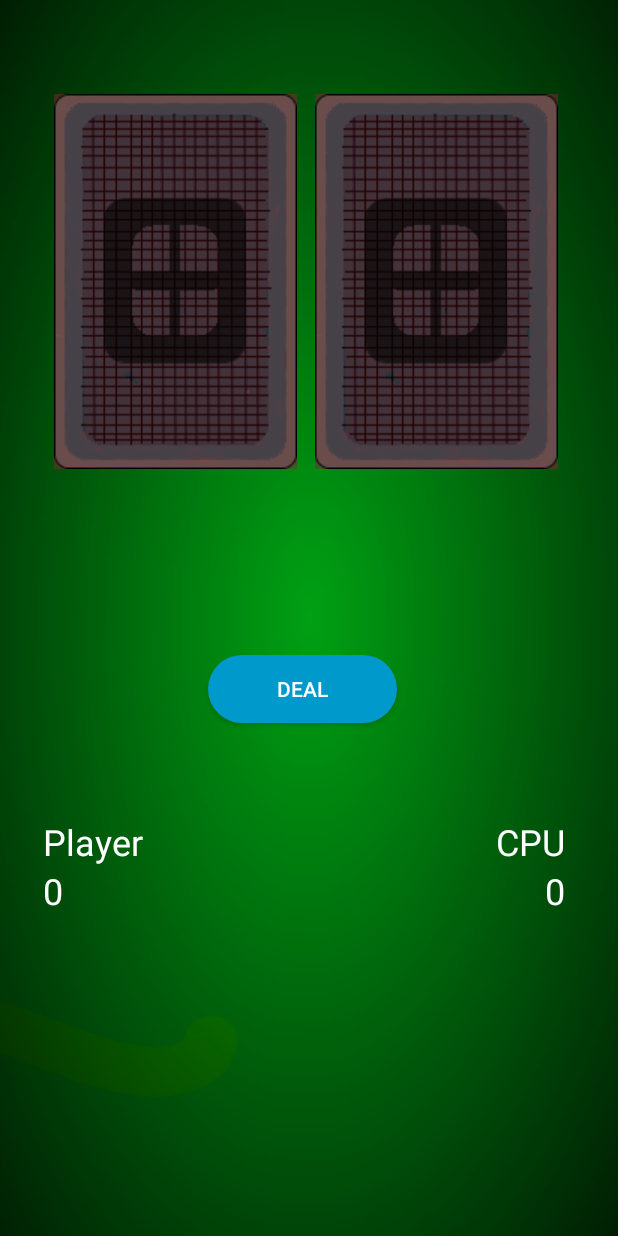
After one commit to xSallus/PorC, an Android app: the GameScreen screen opened directly, with no data from a screen before it, on a phone screen of 412 x 824 dp. The commit adds this screen. Run offline under Robolectric (Android 15) with nearby library versions, the phone set to English and light mode, and no system bars.

Commit message:
some files modified

```diff
--- a/Android/app/build.gradle
+++ b/Android/app/build.gradle
@@ -23,6 +23,7 @@ dependencies {
     implementation fileTree(dir: 'libs', include: ['*.jar'])
     implementation 'androidx.appcompat:appcompat:1.1.0'
     implementation 'androidx.legacy:legacy-support-v4:1.0.0'
+    implementation 'androidx.constraintlayout:constraintlayout:1.1.3'
     testImplementation 'junit:junit:4.12'
     androidTestImplementation 'androidx.test.ext:junit:1.1.1'
     androidTestImplementation 'androidx.test.espresso:espresso-core:3.2.0'
--- a/Android/app/src/main/AndroidManifest.xml
+++ b/Android/app/src/main/AndroidManifest.xml
@@ -9,6 +9,7 @@
         android:roundIcon="@mipmap/ic_launcher_round"
         android:supportsRtl="true"
         android:theme="@style/AppTheme">
+        <activity android:name=".GameScreen"></activity>
         <activity
             android:name=".FullscreenActivity"
             android:configChanges="orientation|keyboardHidden|screenSize"
--- /dev/null
+++ b/Android/app/src/main/java/com/xsallus/porc/GameScreen.java
@@ -0,0 +1,14 @@
+package com.xsallus.porc;
+
+import androidx.appcompat.app.AppCompatActivity;
+
+import android.os.Bundle;
+
+public class GameScreen extends AppCompatActivity {
+
+    @Override
+    protected void onCreate(Bundle savedInstanceState) {
+        super.onCreate(savedInstanceState);
+        setContentView(R.layout.game_screen);
+    }
+}
--- /dev/null
+++ b/Android/app/src/main/res/drawable/rounded_shape.xml
@@ -0,0 +1,5 @@
+<?xml version="1.0" encoding="utf-8"?>
+<shape xmlns:android="http://schemas.android.com/apk/res/android">
+    <corners android:radius="24sp"/>
+    <solid android:color="@android:color/black"/>
+</shape>
--- /dev/null
+++ b/Android/app/src/main/res/layout/game_screen.xml
@@ -0,0 +1,114 @@
+<?xml version="1.0" encoding="utf-8"?>
+<androidx.constraintlayout.widget.ConstraintLayout xmlns:android="http://schemas.android.com/apk/res/android"
+    xmlns:app="http://schemas.android.com/apk/res-auto"
+    xmlns:tools="http://schemas.android.com/tools"
+    android:layout_width="match_parent"
+    android:layout_height="match_parent"
+    android:background="@drawable/menu_bkg"
+    tools:context=".GameScreen">
+
+    <LinearLayout
+        android:id="@+id/linearLayout"
+        android:layout_width="wrap_content"
+        android:layout_height="250dp"
+        android:layout_marginStart="36dp"
+        android:layout_marginBottom="56dp"
+        android:orientation="horizontal"
+        app:layout_constraintBottom_toTopOf="@+id/guideline2"
+        app:layout_constraintStart_toStartOf="parent">
+
+        <androidx.appcompat.widget.AppCompatImageView
+            android:layout_width="match_parent"
+            android:layout_height="match_parent"
+            android:layout_marginEnd="12sp"
+            android:background="@drawable/back_card" />
+
+        <androidx.appcompat.widget.AppCompatImageView
+            android:layout_width="match_parent"
+            android:layout_height="match_parent"
+            android:background="@drawable/back_card" />
+
+    </LinearLayout>
+
+    <Button
+        android:layout_width="126sp"
+        android:layout_height="45sp"
+        android:layout_marginStart="8dp"
+        android:layout_marginTop="68dp"
+        android:background="@drawable/rounded_shape"
+        android:backgroundTint="@android:color/holo_blue_dark"
+        android:text="@string/deal_button"
+        android:textColor="@android:color/white"
+        app:layout_constraintStart_toStartOf="@+id/guideline"
+        app:layout_constraintTop_toTopOf="@+id/guideline2" />
+
+    <LinearLayout
+        android:id="@+id/player_score"
+        android:layout_width="wrap_content"
+        android:layout_height="wrap_content"
+        android:layout_marginTop="176dp"
+        android:layout_marginEnd="35dp"
+        android:orientation="vertical"
+        app:layout_constraintEnd_toStartOf="@+id/guideline"
+        app:layout_constraintTop_toTopOf="@+id/guideline2">
+
+        <TextView
+            android:layout_width="wrap_content"
+            android:layout_height="wrap_content"
+            android:text="@string/player"
+            android:textColor="@android:color/white"
+            android:textSize="24sp" />
+
+        <TextView
+            android:id="@+id/player_scoreLabel"
+            android:layout_width="match_parent"
+            android:layout_height="wrap_content"
+            android:text="@string/player_score"
+            android:textAlignment="viewStart"
+            android:textColor="@android:color/white"
+            android:textSize="24sp" />
+
+    </LinearLayout>
+
+    <LinearLayout
+        android:id="@+id/cpu_score"
+        android:layout_width="wrap_content"
+        android:layout_height="wrap_content"
+        android:orientation="vertical"
+        android:layout_marginTop="176dp"
+        android:layout_marginStart="200dp"
+        app:layout_constraintStart_toStartOf="@+id/guideline"
+        app:layout_constraintTop_toTopOf="@+id/guideline2">
+
+        <TextView
+            android:layout_width="wrap_content"
+            android:layout_height="wrap_content"
+            android:text="@string/cpu"
+            android:textColor="@android:color/white"
+            android:textSize="24sp" />
+
+        <TextView
+            android:id="@+id/cpu_scoreLabel"
+            android:layout_width="match_parent"
+            android:layout_height="wrap_content"
+            android:text="@string/cpu_score"
+            android:textAlignment="viewEnd"
+            android:textColor="@android:color/white"
+            android:textSize="24sp" />
+    </LinearLayout>
+
+    <androidx.constraintlayout.widget.Guideline
+        android:id="@+id/guideline"
+        android:layout_width="wrap_content"
+        android:layout_height="wrap_content"
+        android:orientation="vertical"
+        app:layout_constraintGuide_begin="131dp" />
+
+    <androidx.constraintlayout.widget.Guideline
+        android:id="@+id/guideline2"
+        android:layout_width="wrap_content"
+        android:layout_height="wrap_content"
+        android:orientation="horizontal"
+        app:layout_constraintGuide_begin="369dp" />
+
+</androidx.constraintlayout.widget.ConstraintLayout>
--- a/Android/app/src/main/res/values/strings.xml
+++ b/Android/app/src/main/res/values/strings.xml
@@ -1,6 +1,8 @@
 <resources>
     <string name="app_name">Presidente ou CU</string>
-
-    <string name="dummy_button">Dummy Button</string>
-    <string name="dummy_content">DUMMY\nCONTENT</string>
+    <string name="deal_button">Deal</string>
+    <string name="cpu_score">0</string>
+    <string name="player_score">0</string>
+    <string name="cpu">CPU</string>
+    <string name="player">Player</string>
 </resources>
```
